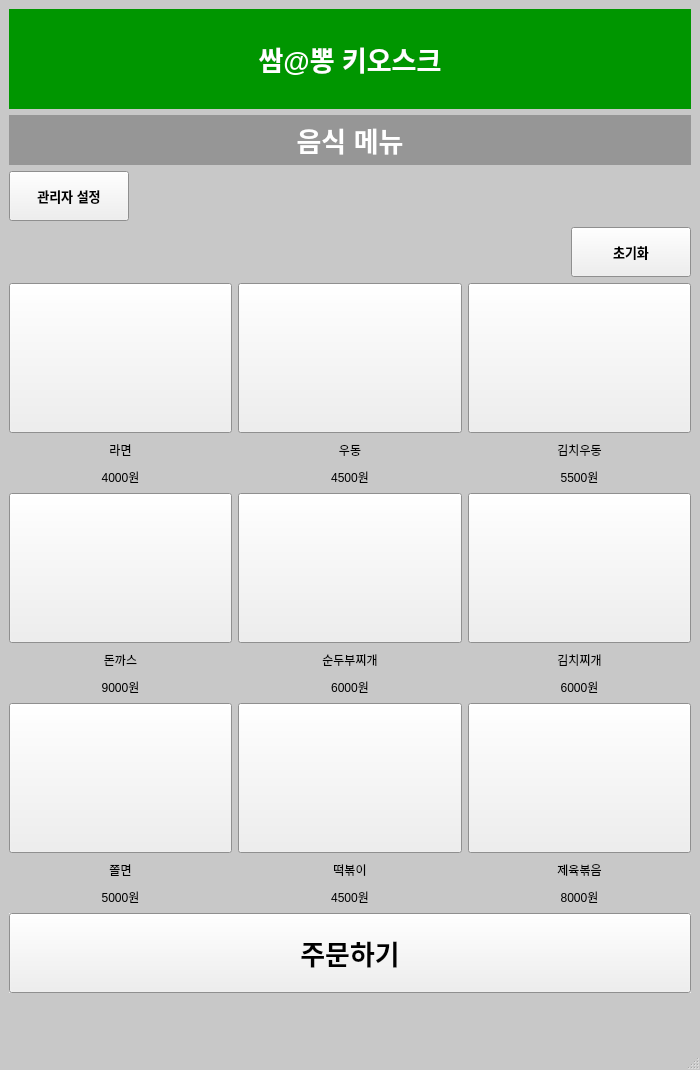
Before: the Qt Designer form AL FUGUI Project/ordermenu.ui in Karuperu/Algorithm24, drawn with Qt 5.
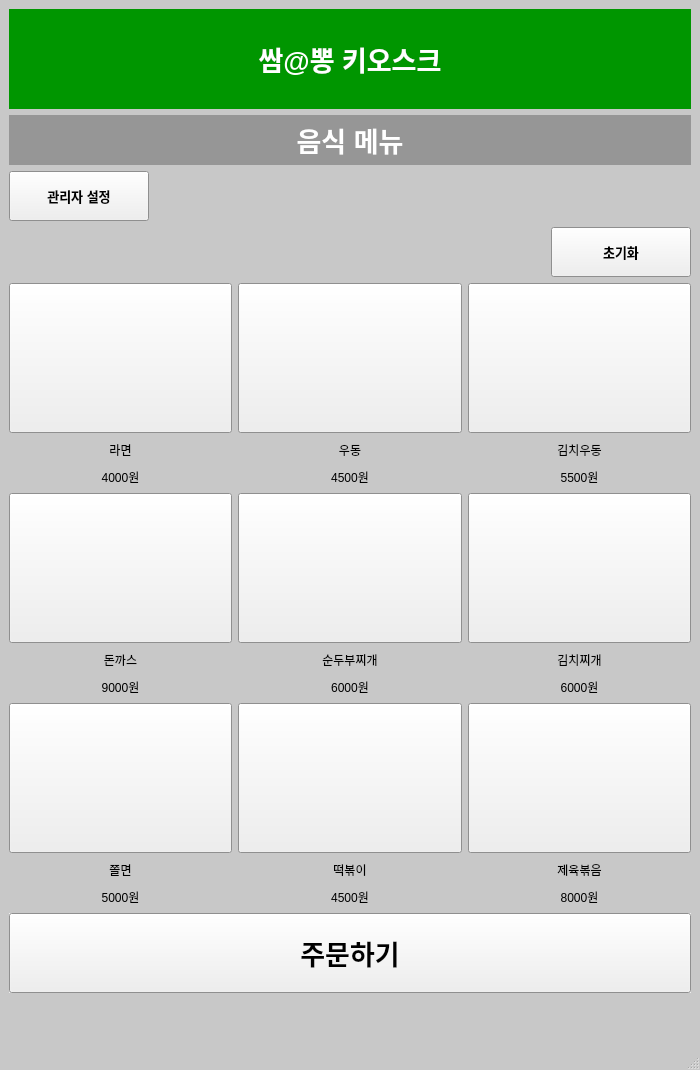
After: the same form once the commit is applied.

Diff of the .ui file:
```diff
--- a/AL FUGUI Project/ordermenu.ui
+++ b/AL FUGUI Project/ordermenu.ui
@@ -341,7 +341,7 @@
           </property>
           <property name="maximumSize">
            <size>
-            <width>120</width>
+            <width>140</width>
             <height>16777215</height>
            </size>
           </property>
@@ -397,7 +397,7 @@
           </property>
           <property name="maximumSize">
            <size>
-            <width>120</width>
+            <width>140</width>
             <height>50</height>
            </size>
           </property>
```
